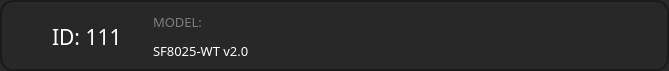
Old version of the form multibench/model/device/devicefoldedwidget.ui in the repository IlyaZh/Maiman-MCBS.
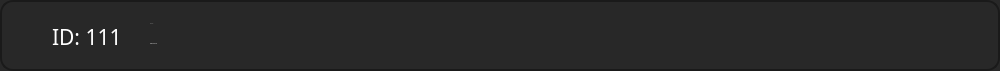
New version of the form.

Patch:
```diff
--- a/multibench/model/device/devicefoldedwidget.ui
+++ b/multibench/model/device/devicefoldedwidget.ui
@@ -6,19 +6,19 @@
    <rect>
     <x>0</x>
     <y>0</y>
-    <width>669</width>
+    <width>1000</width>
     <height>71</height>
    </rect>
   </property>
   <property name="sizePolicy">
-   <sizepolicy hsizetype="Minimum" vsizetype="Fixed">
+   <sizepolicy hsizetype="MinimumExpanding" vsizetype="Fixed">
     <horstretch>0</horstretch>
     <verstretch>0</verstretch>
    </sizepolicy>
   </property>
   <property name="minimumSize">
    <size>
-    <width>0</width>
+    <width>1000</width>
     <height>71</height>
    </size>
   </property>
@@ -49,7 +49,7 @@
     <number>9</number>
    </property>
    <property name="rightMargin">
-    <number>24</number>
+    <number>10</number>
    </property>
    <property name="bottomMargin">
     <number>9</number>
@@ -117,44 +117,6 @@
      </property>
     </widget>
    </item>
-   <item row="0" column="5" rowspan="3">
-    <layout class="QHBoxLayout" name="buttonsLayout"/>
-   </item>
-   <item row="0" column="3" rowspan="3">
-    <layout class="QHBoxLayout" name="widgetsLayout"/>
-   </item>
-   <item row="2" column="2">
-    <widget class="QLabel" name="modelLabel">
-     <property name="minimumSize">
-      <size>
-       <width>110</width>
-       <height>0</height>
-      </size>
-     </property>
-     <property name="maximumSize">
-      <size>
-       <width>110</width>
-       <height>16777215</height>
-      </size>
-     </property>
-     <property name="font">
-      <font>
-       <family>Poppins Medium</family>
-       <pointsize>10</pointsize>
-      </font>
-     </property>
-     <property name="styleSheet">
-      <string notr="true">color: rgb(255, 255, 255);
-padding-bottom:5px;</string>
-     </property>
-     <property name="text">
-      <string>SF8025-WT v2.0</string>
-     </property>
-     <property name="alignment">
-      <set>Qt::AlignLeading|Qt::AlignLeft|Qt::AlignVCenter</set>
-     </property>
-    </widget>
-   </item>
    <item row="0" column="4">
     <spacer name="horizontalSpacer">
      <property name="orientation">
@@ -188,13 +150,17 @@
      <property name="font">
       <font>
        <family>Poppins Medium</family>
-       <pointsize>10</pointsize>
+       <pointsize>-1</pointsize>
+       <weight>7</weight>
+       <italic>false</italic>
+       <bold>false</bold>
       </font>
      </property>
      <property name="styleSheet">
       <string notr="true">color: #7D7D7D;
 background: transparent;
-padding-top: 5px;</string>
+padding-top: 8px;
+font: 57 15px &quot;Poppins Medium&quot;;</string>
      </property>
      <property name="text">
       <string>MODEL:</string>
@@ -214,6 +180,50 @@
      </property>
     </layout>
    </item>
+   <item row="0" column="5" rowspan="3">
+    <layout class="QHBoxLayout" name="buttonsLayout">
+     <property name="spacing">
+      <number>12</number>
+     </property>
+    </layout>
+   </item>
+   <item row="1" column="2" rowspan="2">
+    <widget class="QLabel" name="modelLabel">
+     <property name="minimumSize">
+      <size>
+       <width>110</width>
+       <height>0</height>
+      </size>
+     </property>
+     <property name="maximumSize">
+      <size>
+       <width>110</width>
+       <height>16777215</height>
+      </size>
+     </property>
+     <property name="font">
+      <font>
+       <family>Poppins Medium</family>
+       <pointsize>-1</pointsize>
+       <weight>7</weight>
+       <italic>false</italic>
+       <bold>false</bold>
+      </font>
+     </property>
+     <property name="styleSheet">
+      <string notr="true">color: rgb(255, 255, 255);
+background: transparent;
+padding-bottom: 4px;
+font: 57 15px &quot;Poppins Medium&quot;;</string>
+     </property>
+     <property name="text">
+      <string>SF8025-WT v2.0</string>
+     </property>
+     <property name="alignment">
+      <set>Qt::AlignLeading|Qt::AlignLeft|Qt::AlignVCenter</set>
+     </property>
+    </widget>
+   </item>
   </layout>
  </widget>
  <resources/>
```
Left out of the diff: 71 changed lines with no effect on the pictures.
